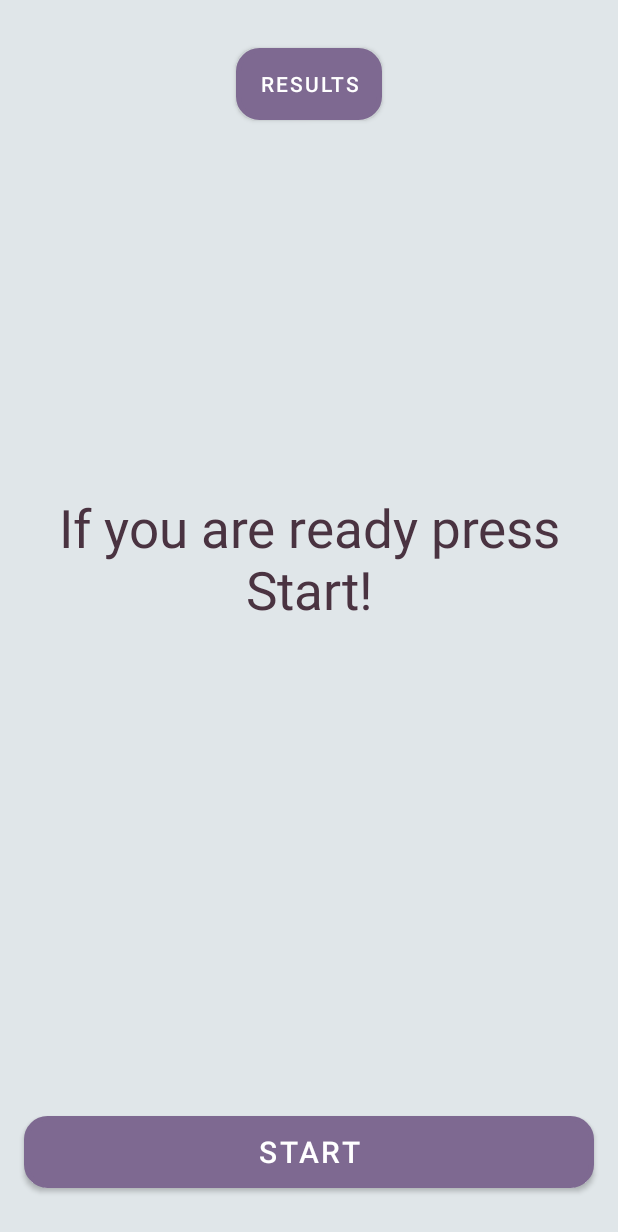
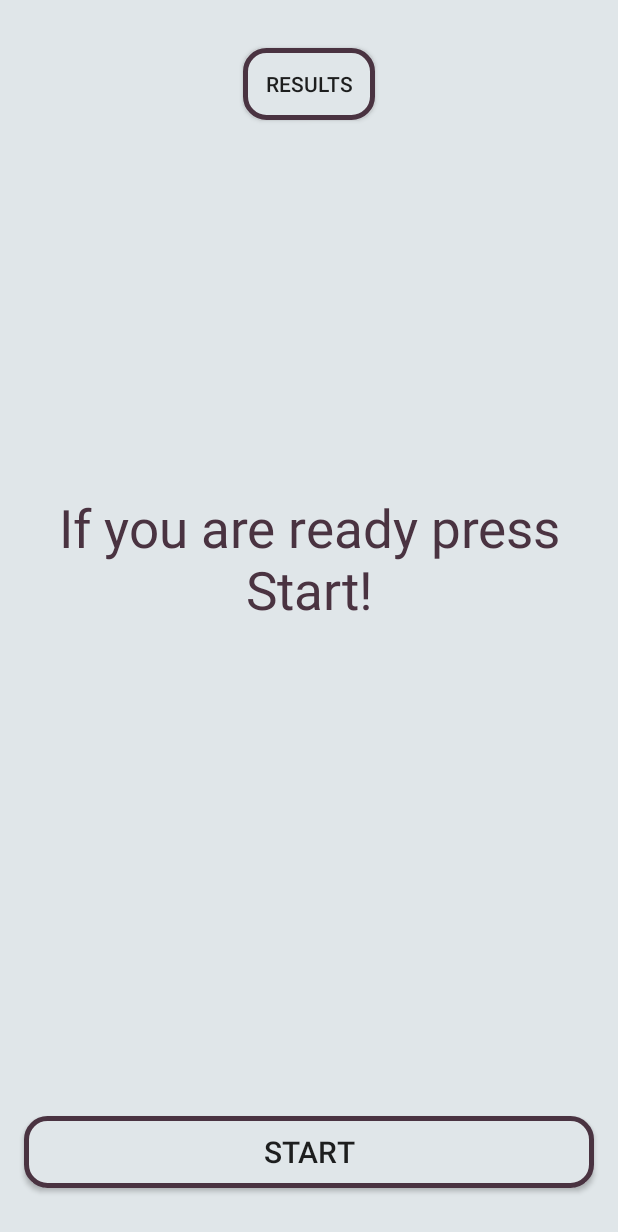
Before and after one commit to furkantzn/SayMyName, an Android app: the screen it shows after launch (MainActivity), on a phone screen of 412 x 824 dp. Shown: the top 1232 px of the screen. Run offline under Robolectric (Android 15) with nearby library versions, the phone set to English and light mode, and no system bars; our stand-ins replace Room's generated code.

Commit message:
Buttons background_color bugs fixed.

```diff
--- a/app/src/main/res/drawable/custom_button.xml
+++ b/app/src/main/res/drawable/custom_button.xml
@@ -1,17 +1,12 @@
 <?xml version="1.0" encoding="utf-8"?>
-<shape xmlns:android="http://schemas.android.com/apk/res/android" android:shape="rectangle" >
+<shape xmlns:android="http://schemas.android.com/apk/res/android"
+    android:shape="rectangle" >
     <corners
         android:radius="14dp"
         />
     <solid
         android:color="@color/percentsixtycolor"
         />
-    <padding
-        android:left="0dp"
-        android:top="0dp"
-        android:right="0dp"
-        android:bottom="0dp"
-        />
     <stroke
         android:width="3dp"
         android:color="@color/percentthencolor"
--- a/app/src/main/res/values-night/themes.xml
+++ b/app/src/main/res/values-night/themes.xml
@@ -1,6 +1,6 @@
 <resources xmlns:tools="http://schemas.android.com/tools">
     <!-- Base application theme. -->
-    <style name="Theme.SayMyName" parent="Theme.MaterialComponents.DayNight.NoActionBar">
+    <style name="Theme.SayMyName" parent="Theme.AppCompat.DayNight.NoActionBar">
         <!-- Primary brand color. -->
         <item name="colorPrimary">@color/percentthirtycolor</item>
         <item name="colorPrimaryVariant">@color/percentthirtycolor</item>
--- a/app/src/main/res/values/themes.xml
+++ b/app/src/main/res/values/themes.xml
@@ -1,6 +1,6 @@
 <resources xmlns:tools="http://schemas.android.com/tools">
     <!-- Base application theme. -->
-    <style name="Theme.SayMyName" parent="Theme.MaterialComponents.DayNight.NoActionBar">
+    <style name="Theme.SayMyName" parent="Theme.AppCompat.DayNight.NoActionBar">
         <!-- Primary brand color. -->
         <item name="colorPrimary">@color/percentthirtycolor</item>
         <item name="colorPrimaryVariant">@color/percentthirtycolor</item>
```
